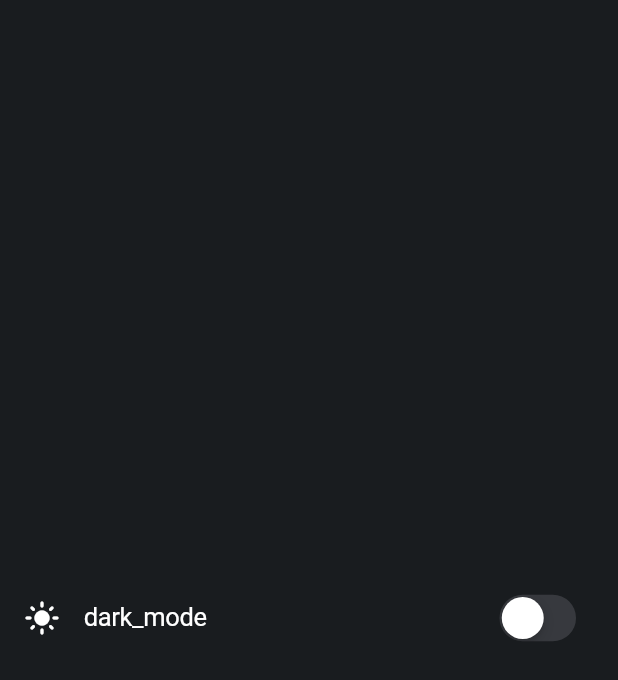
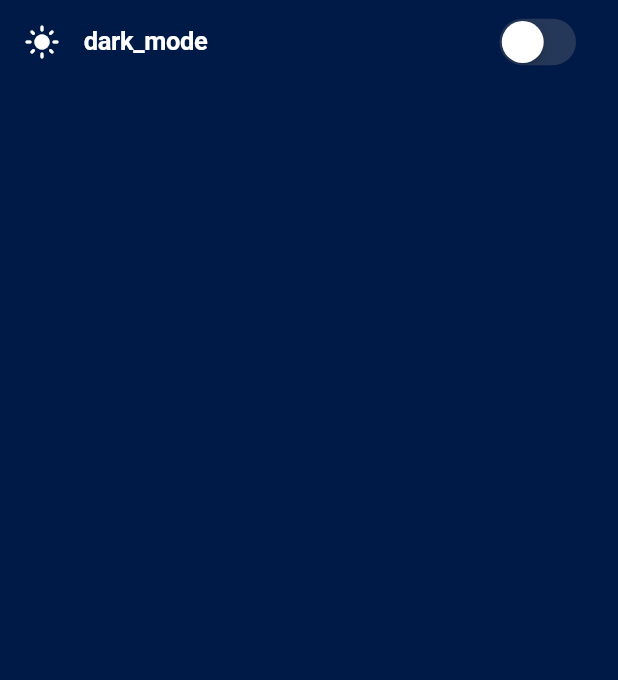
Before and after one commit to akromovk7/Clock-App, a Flutter app: the screen it shows after launch, after a tap on the "settings" icon, on a phone screen of 412 x 824 dp. Shown: the top 680 px of the screen. Run offline on Flutter 3.47's test engine with Material 2 defaults, Android fonts, the phone set to English and light mode, and no system bars; our stand-ins replace adaptive_theme, flutter_bloc, flutter_screenutil.

Commit message:
Mobile UI done!

```diff
--- /dev/null
+++ b/lib/core/base/size_extension.dart
@@ -0,0 +1,7 @@
+import 'package:flutter/material.dart';
+
+extension MyContext on BuildContext{
+  MediaQueryData get mq => MediaQuery.of(this);
+  double get height => mq.size.height;
+  double get width => mq.size.width;
+}
--- a/lib/core/components/themes.dart
+++ b/lib/core/components/themes.dart
@@ -12,21 +12,21 @@ class AllTheme {
       ),
     ),
     hintColor: Colors.grey,
-    scaffoldBackgroundColor: const Color(0xFFE5E5E5),
+    scaffoldBackgroundColor: const Color(0xFFFFFFFF),
     colorScheme: const ColorScheme.light(),
     primaryColorDark: const Color(0xFFCFD5DE),
-    primaryColor: const Color(0xFFFFFFFF),
+    primaryColor: const Color(0xFF0465DA),
     useMaterial3: true,
-    cardColor: Colors.black,
+    cardColor: const Color(0xFF0A62CE),
     shadowColor: Colors.grey.shade300,
     textSelectionTheme: const TextSelectionThemeData(cursorColor: Colors.black),
     splashColor: Colors.grey.shade300,
     textTheme: TextTheme(
-      headline1: TextStyle(color: Colors.black),
-      headline2: TextStyle(color: Colors.black.withOpacity(0.4)),
-      headline3: TextStyle(color: Colors.black.withOpacity(0.5)),
-      headline4: TextStyle(color: Colors.black.withOpacity(0.6)),
-      headline5: TextStyle(color: Colors.black.withOpacity(0.7)),
+      headline1: const TextStyle(color: Color(0xFF0465DA),fontSize: 90,fontWeight: FontWeight.bold),
+      headline2: const TextStyle(color: Color(0XFF717171),fontSize: 60,fontWeight: FontWeight.bold),
+      headline3: const TextStyle(color: Color(0XFF717171),fontSize: 60,fontWeight: FontWeight.w300),
+      headline4: const TextStyle(color: Color(0XFF000000),fontSize: 80,fontWeight: FontWeight.w300),
+      headline5: const TextStyle(color: Color(0XFF000000),fontSize: 45,fontWeight: FontWeight.normal),
       headline6: TextStyle(color: Colors.black.withOpacity(0.8)),
     ),
   );
@@ -41,19 +41,19 @@ class AllTheme {
     useMaterial3: true,
     splashColor: const Color(0xFF191C1F),
     hintColor: Colors.grey,
-    cardColor: Colors.white,
-    scaffoldBackgroundColor: const Color(0xFF191C1F),
-    primaryColor: Colors.blue,
+    cardColor: const Color(0XFF005ACE),
+    scaffoldBackgroundColor: const Color(0xFF001A47),
+    primaryColor: Colors.white,
     colorScheme: const ColorScheme.dark(),
     primaryColorDark: const Color(0xFF536872),
     shadowColor: Colors.grey.shade500,
-    textSelectionTheme: TextSelectionThemeData(cursorColor: Colors.white),
+    textSelectionTheme: const TextSelectionThemeData(cursorColor: Colors.white),
     textTheme: TextTheme(
-      headline1: TextStyle(color: Colors.white),
-      headline2: TextStyle(color: Colors.white.withOpacity(0.4)),
-      headline3: TextStyle(color: Colors.white.withOpacity(0.5)),
-      headline4: TextStyle(color: Colors.white.withOpacity(0.6)),
-      headline5: TextStyle(color: Colors.white.withOpacity(0.7)),
+      headline1: const TextStyle(color: Color(0xFFFFFFFF),fontSize: 90,fontWeight: FontWeight.bold),
+      headline2: const TextStyle(color: Color(0XFFFFFFFF),fontSize: 60,fontWeight: FontWeight.bold),
+      headline3: const TextStyle(color: Color(0XFFFFFFFF),fontSize: 60,fontWeight: FontWeight.w300),
+      headline4: const TextStyle(color: Color(0XFFFFFFFF),fontSize: 80,fontWeight: FontWeight.w300),
+      headline5: const TextStyle(color: Color(0XFFFFFFFF),fontSize: 45,fontWeight: FontWeight.normal),
       headline6: TextStyle(color: Colors.white.withOpacity(0.8)),
     ),
   );
--- a/lib/screens/home_page/cubit/home_cubit.dart
+++ b/lib/screens/home_page/cubit/home_cubit.dart
@@ -1,3 +1,4 @@
+import 'dart:async';
 import 'package:clock_app/screens/home_page/state/home_state.dart';
 import 'package:flutter/material.dart';
 import 'package:flutter_bloc/flutter_bloc.dart';
@@ -8,4 +9,16 @@ class HomeCubit extends Cubit<HomeState> {
   changeState(HomeState state) {
     emit(state);
   }
+
+thetime() {
+TimeOfDay _timeOfDay = TimeOfDay.now();
+
+Timer.periodic(Duration(seconds: 1), (timer) {
+  if (_timeOfDay.minute != TimeOfDay.now().minute) {
+    _timeOfDay = TimeOfDay.now();
+    emit(HomeLoadedState());
+  }
+});
 }
+
+}
--- a/lib/screens/home_page/view/home_view.dart
+++ b/lib/screens/home_page/view/home_view.dart
@@ -1,3 +1,4 @@
+import 'package:clock_app/core/base/size_extension.dart';
 import 'package:clock_app/core/constants/const_route.dart';
 import 'package:clock_app/service/navigation_service.dart';
 import 'package:flutter/material.dart';
@@ -8,18 +9,93 @@ class HomeView extends StatelessWidget {
   @override
   Widget build(BuildContext context) {
     return Scaffold(
-      backgroundColor: Colors.amber,
+      backgroundColor: Theme.of(context).scaffoldBackgroundColor,
       body: SafeArea(
+        child: Container(
+          // height: context.height,
+          width: context.width,
+          decoration: BoxDecoration(
+            image: DecorationImage(
+                image: AssetImage(
+                  Theme.of(context).scaffoldBackgroundColor == Colors.white
+                      ? "assets/images/background.png"
+                      : "assets/images/background_light.png",
+                ),
+                fit: BoxFit.cover),
+          ),
           child: Stack(
             children: [
+              Center(
+                child: Container(
+                  margin: EdgeInsets.only(
+                      bottom: context.height * 0.17),
+                  height: context.height * 0.6,
+                  width: context.width * 0.8,
+                  decoration: BoxDecoration(
+                    color: Colors.transparent,
+                    border:
+                        Border.all(color: Theme.of(context).cardColor, width: 2),
+                    borderRadius: BorderRadius.all(Radius.circular(10)),
+                  ),
+                ),
+              ),
+              Column(
+                crossAxisAlignment: CrossAxisAlignment.center,
+                children: [
+                  SizedBox(
+                    height: context.height * 0.2,
+                    width: context.width * 0.2,
+                    child: Image.asset(
+                      "assets/images/gerb.png",
+                    ),
+                  ),
+                  SizedBox(height: context.height * 0.01),
+                  Text(
+                    '11 : 27',
+                    style: Theme.of(context).textTheme.headline1,
+                  ),
+                  SizedBox(height: context.height * 0.01),
+                  Text(
+                    "12 май",
+                    style: Theme.of(context).textTheme.headline2,
+                  ),
+                  Text(
+                    "Сешанба",
+                    style: Theme.of(context).textTheme.headline3,
+                  ),
+                  const Spacer(),
+                  Row(
+                    mainAxisAlignment: MainAxisAlignment.spaceEvenly,
+                    children: [
+                      SizedBox(
+                        height: context.height * 0.2,
+                        width: context.width * 0.4,
+                        child: Image.asset("assets/images/partly_cloudy.png"),
+                      ),
+                      Column(
+                        children: [
+                          Text(
+                            "+27°",
+                            style: Theme.of(context).textTheme.headline4,
+                          ),
+                          Text(
+                            "Тошкент",
+                            style: Theme.of(context).textTheme.headline5,
+                          )
+                        ],
+                      )
+                    ],
+                  )
+                ],
+              ),
               IconButton(
                 icon: Icon(Icons.settings),
                 onPressed: () {
                   NavigationService.instance.pushNamed(routeName: settingsPage);
                 },
               ),
-
             ],
+          ),
         ),
       ),
     );
--- a/lib/screens/settings_page/view/settings_view.dart
+++ b/lib/screens/settings_page/view/settings_view.dart
@@ -10,7 +10,6 @@ class SettingsView extends StatefulWidget {
 }
 
 class _SettingsViewState extends State<SettingsView> {
-
   AdaptiveThemeMode? themeMode;
 
   Future<void> _getMode() async {
@@ -35,7 +34,8 @@ class _SettingsViewState extends State<SettingsView> {
 
   @override
   Widget build(BuildContext context) {
-    return Scaffold(body: Center(
+    return Scaffold(
+      body: SafeArea(
         child: ListTile(
           leading: Icon(Icons.light_mode),
           onTap: () async {
@@ -43,7 +43,8 @@ class _SettingsViewState extends State<SettingsView> {
           },
           title: Text(
             'dark_mode',
-          style: Theme.of(context).textTheme.headline1!.copyWith(fontSize: 17),
+            style:
+                Theme.of(context).textTheme.headline1!.copyWith(fontSize: 17),
           ),
           trailing: CupertinoSwitch(
             activeColor: Colors.blue,
@@ -53,6 +54,7 @@ class _SettingsViewState extends State<SettingsView> {
             },
           ),
         ),
-    ),);
+      ),
+    );
   }
 }
--- a/pubspec.yaml
+++ b/pubspec.yaml
@@ -63,8 +63,8 @@ flutter:
   uses-material-design: true
 
   # To add assets to your application, add an assets section, like this:
-  # assets:
-  #   - images/a_dot_burr.jpeg
+  assets:
+    - assets/images/
   #   - images/a_dot_ham.jpeg
 
   # An image asset can refer to one or more resolution-specific "variants", see
```
Lines whose indentation alone changed are shown as unchanged.
